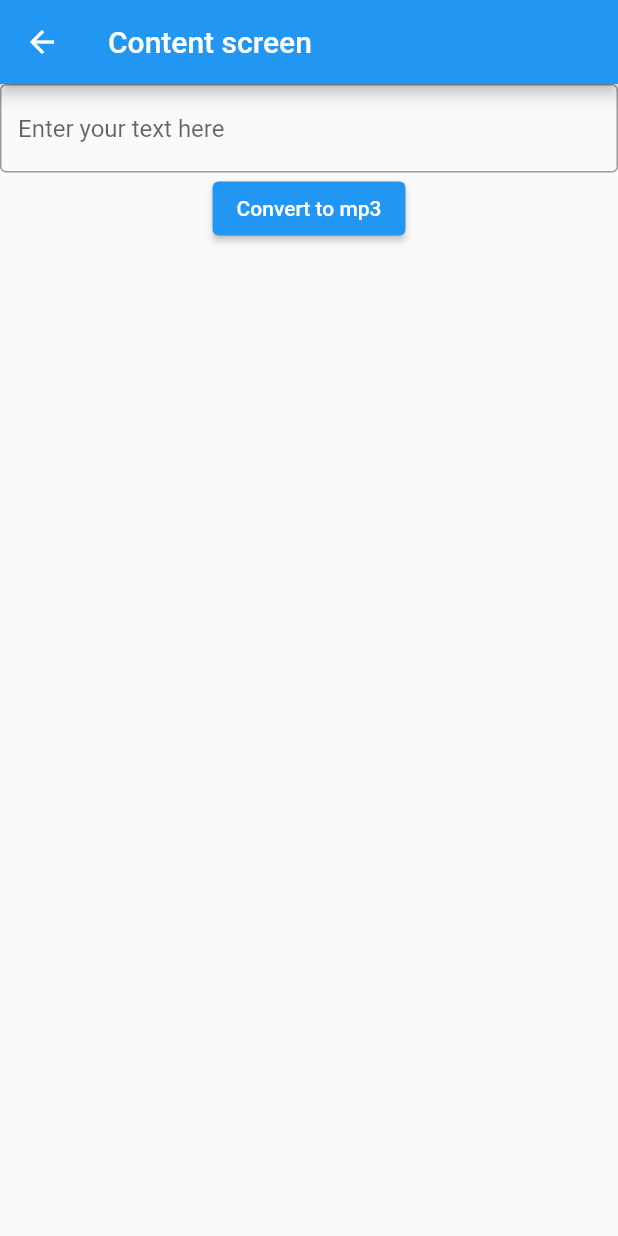
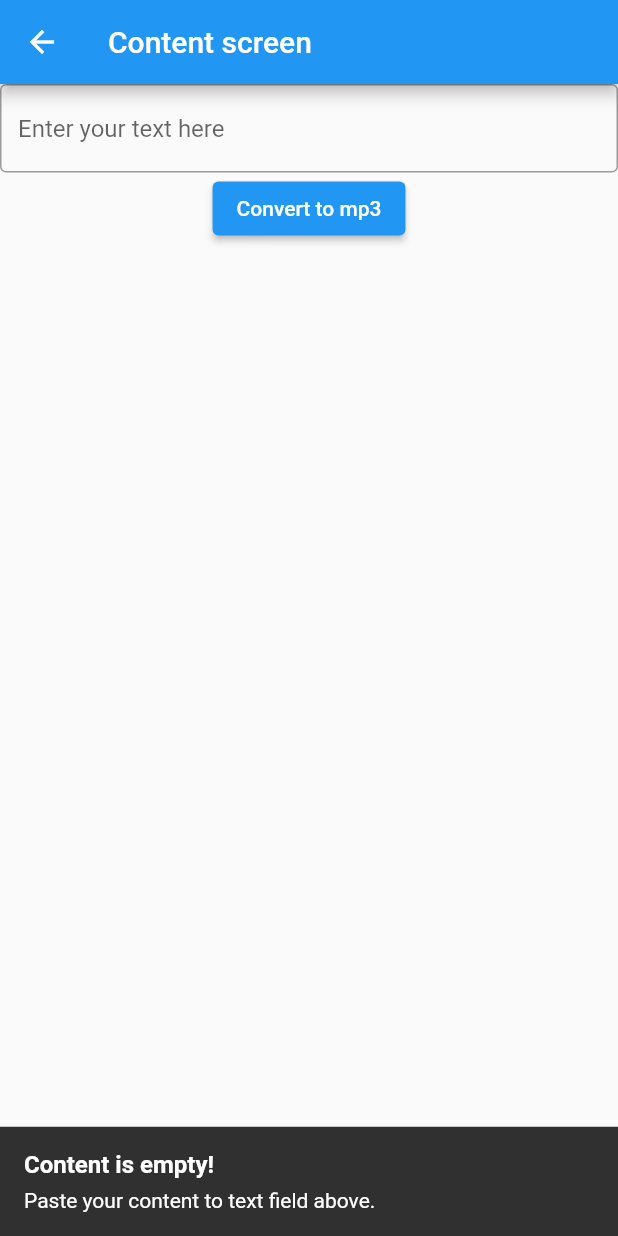
Before and after one commit to TruongAnim/giong_review_phim, a Flutter app: the ContentScreen screen opened by its route, after a tap on "Convert to mp3", on a phone screen of 412 x 824 dp. Run offline on Flutter 3.47's test engine with Material 2 defaults, Android fonts, the light colour scheme and no system bars; our stand-ins replace get, video_player; missing offline and left inert: flutter_downloader.

Commit message:
add binding controller

```diff
--- /dev/null
+++ b/lib/bindings/result_binding.dart
@@ -0,0 +1,10 @@
+import 'package:get/get.dart';
+import 'package:giongreviewphim/controllers/result_controller.dart';
+
+class ResultBinding implements Bindings {
+  @override
+  void dependencies() {
+    // TODO: implement dependencies
+    Get.lazyPut(() => ResultController());
+  }
+}
--- a/lib/controllers/content_controller.dart
+++ b/lib/controllers/content_controller.dart
@@ -11,6 +11,7 @@ class ContentController extends GetxController {
     if (text.isEmpty) {
       Get.showSnackbar(GetSnackBar(
         title: 'Content is empty!',
+        message: 'Paste your content to text field above.',
         duration: Duration(seconds: 2),
       ));
       return;
--- /dev/null
+++ b/lib/controllers/result_controller.dart
@@ -0,0 +1,3 @@
+import 'package:get/get.dart';
+
+class ResultController extends GetxController {}
--- a/lib/main.dart
+++ b/lib/main.dart
@@ -1,7 +1,7 @@
 import 'package:flutter/material.dart';
 import 'package:flutter_downloader/flutter_downloader.dart';
 import 'package:get/get.dart';
-import 'package:giongreviewphim/content_screen.dart';
+import 'package:giongreviewphim/views.dart/content_screen.dart';
 import 'package:giongreviewphim/page_router.dart';
 
 void main() async {
@@ -23,7 +23,6 @@ class MyApp extends StatelessWidget {
       title: _title,
       theme: ThemeData.light(),
       darkTheme: ThemeData.dark(),
-      // home: ContentScreen(),
       getPages: PageRouter.listPage,
       initialRoute: PageRouter.contentScreen,
     );
--- a/lib/page_router.dart
+++ b/lib/page_router.dart
@@ -1,7 +1,8 @@
 import 'package:get/get.dart';
 import 'package:giongreviewphim/bindings/content_binding.dart';
-import 'package:giongreviewphim/content_screen.dart';
-import 'package:giongreviewphim/result_screen.dart';
+import 'package:giongreviewphim/bindings/result_binding.dart';
+import 'package:giongreviewphim/views.dart/content_screen.dart';
+import 'package:giongreviewphim/views.dart/result_screen.dart';
 
 class PageRouter {
   static String contentScreen = '/content';
@@ -10,8 +11,11 @@ class PageRouter {
   static List<GetPage> listPage = [
     GetPage(
         name: contentScreen,
-        page: () => ContentScreen(),
+        page: () => const ContentScreen(),
         binding: ContentBinding()),
-    // GetPage(name: '/result', page: () => ResultScreen()),
+    GetPage(
+        name: resultScreen,
+        page: () => const ResultScreen(),
+        binding: ResultBinding()),
   ];
 }
--- a/lib/content_screen.dart
+++ b/lib/views.dart/content_screen.dart
@@ -14,12 +14,14 @@ class ContentScreen extends StatefulWidget {
 
 class _ContentScreenState extends State<ContentScreen> {
   late ContentController _contentController;
+  late TextEditingController _editingController;
 
   @override
   void initState() {
     // TODO: implement initState
     super.initState();
     _contentController = Get.find();
+    _editingController = TextEditingController();
   }
 
   @override
@@ -30,7 +32,8 @@ class _ContentScreenState extends State<ContentScreen> {
         isLoading: false,
         child: SingleChildScrollView(
           child: Column(children: [
-            const TextField(
+            TextField(
+              controller: _editingController,
               maxLines: null, // allows for unlimited lines
               keyboardType:
                   TextInputType.multiline, // allows for multiline input
@@ -40,7 +43,10 @@ class _ContentScreenState extends State<ContentScreen> {
               ),
             ),
             ElevatedButton(
-                onPressed: () {}, child: const Text('Convert to mp3'))
+                onPressed: () {
+                  _contentController.processing(_editingController.text);
+                },
+                child: const Text('Convert to mp3'))
           ]),
         ),
       ),
--- a/lib/result_screen.dart
+++ b/lib/views.dart/result_screen.dart
@@ -19,8 +19,10 @@ class _ResultScreenState extends State<ResultScreen> {
 
   @override
   Widget build(BuildContext context) {
-    return Center(
-      child: Text(data['url']),
+    return Scaffold(
+      body: Center(
+        child: Text(data['url']),
+      ),
     );
   }
 }
```
